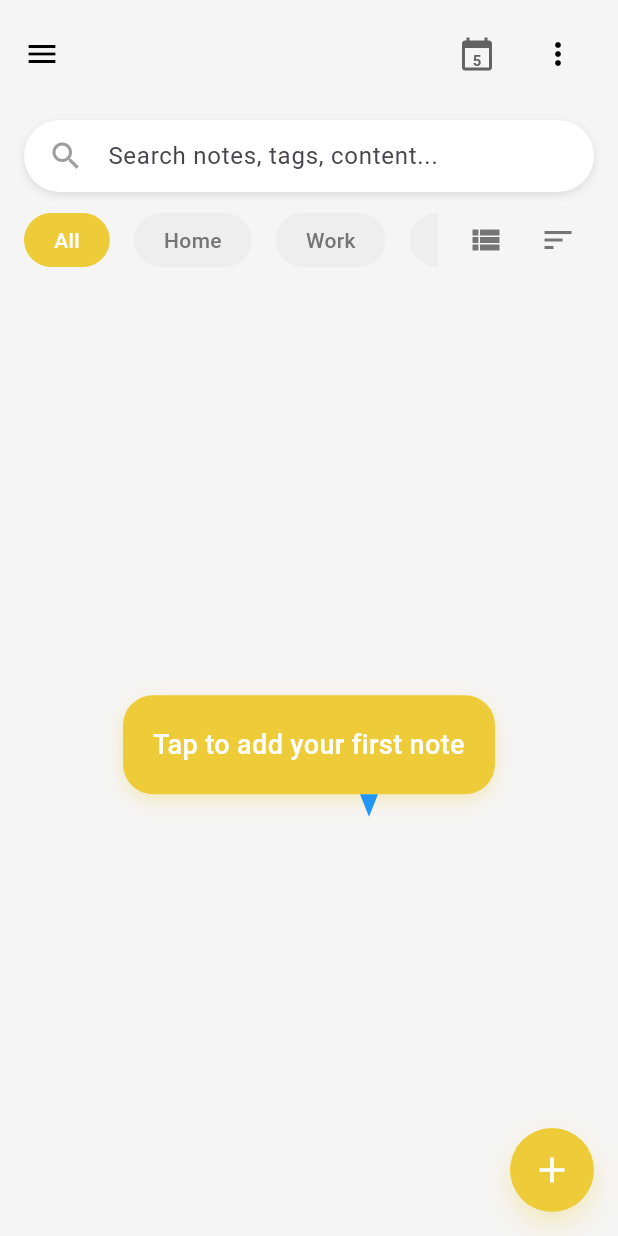
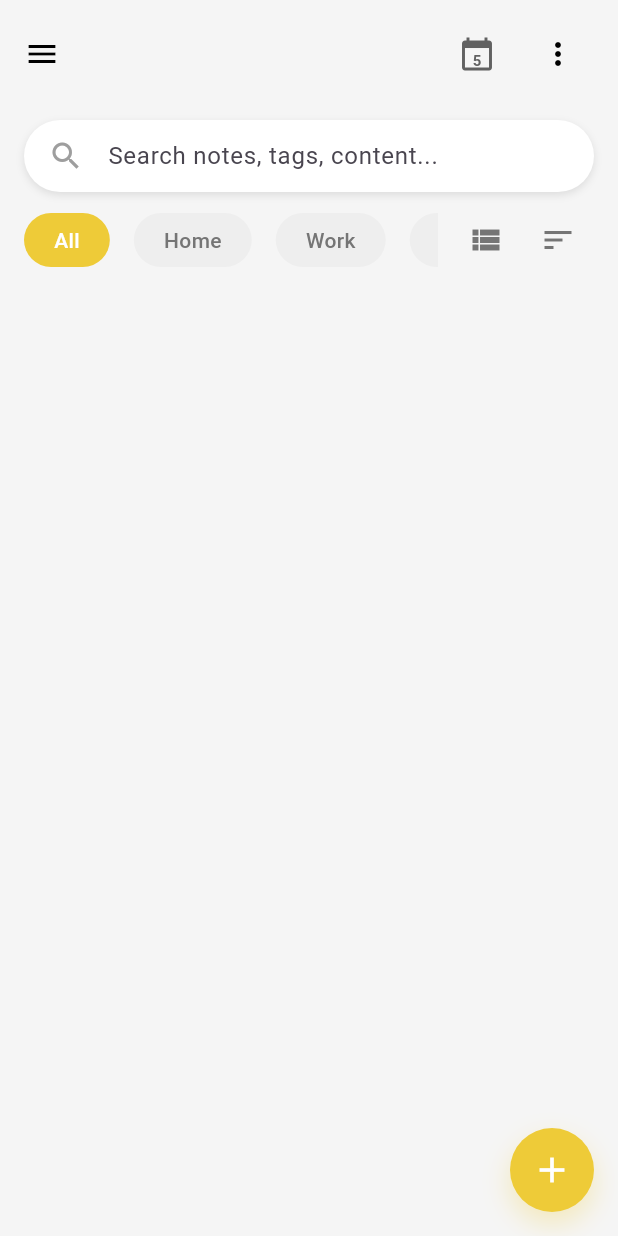
Before and after one commit to rianphlox/note-app, a Flutter app: the screen it shows after launch, on a phone screen of 412 x 824 dp. Run offline on Flutter 3.47's test engine with Material 3 defaults, Android fonts, the phone set to English and light mode, and no system bars; our stand-ins replace shared_preferences.

```diff
--- a/lib/main.dart
+++ b/lib/main.dart
@@ -684,50 +684,7 @@ class _HomeScreenState extends State<HomeScreen> with TickerProviderStateMixin {
   }
 
   Widget _buildEmptyState() {
-    return Center(
-      child: Column(
-        mainAxisAlignment: MainAxisAlignment.center,
-        children: [
-          Container(
-            margin: EdgeInsets.symmetric(horizontal: 40),
-            padding: EdgeInsets.all(20),
-            decoration: BoxDecoration(
-              color: Color(0xFFEECB38),
-              borderRadius: BorderRadius.circular(20),
-              boxShadow: [
-                BoxShadow(
-                  color: Color(0xFFEECB38).withOpacity(0.3),
-                  blurRadius: 10,
-                  offset: Offset(0, 4),
-                ),
-              ],
-            ),
-            child: Text(
-              _searchQuery.isNotEmpty
-                ? 'No notes found for "$_searchQuery"'
-                : _selectedTags.isNotEmpty
-                  ? 'No notes with selected tags'
-                  : _showFavoritesOnly
-                    ? 'No favorite notes yet'
-                    : 'Tap to add your first note',
-              style: TextStyle(
-                color: Colors.white,
-                fontSize: 18,
-                fontWeight: FontWeight.w500,
-              ),
-              textAlign: TextAlign.center,
-            ),
-          ),
-          Container(
-            margin: EdgeInsets.only(left: 80),
-            child: CustomPaint(
-              size: Size(20, 15),
-              painter: SpeechBubbleTail(),
-            ),
-          ),
-        ],
-      ),
-    );
+    return Container();
   }
 
   Widget _buildFloatingNote() {
@@ -939,11 +896,14 @@ class _HomeScreenState extends State<HomeScreen> with TickerProviderStateMixin {
                   ),
                 ),
                 Spacer(),
-                Text(
-                  DateFormat('MMM d, HH:mm').format(note.updatedAt),
-                  style: TextStyle(
-                    fontSize: 12,
-                    color: _isDarkMode ? Colors.white54 : Colors.grey.shade500,
+                Flexible(
+                  child: Text(
+                    DateFormat('MMM d, HH:mm').format(note.updatedAt),
+                    style: TextStyle(
+                      fontSize: 12,
+                      color: _isDarkMode ? Colors.white54 : Colors.grey.shade500,
+                    ),
+                    overflow: TextOverflow.ellipsis,
                   ),
                 ),
               ],
```
